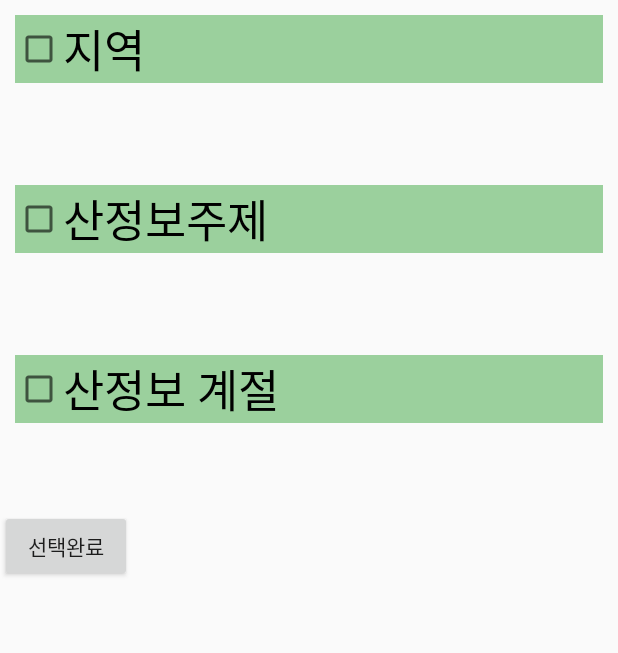
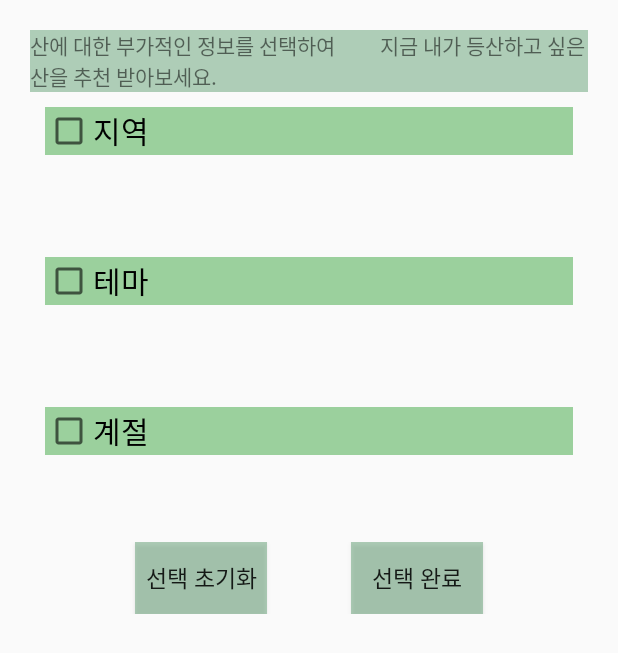
Before and after one commit to funny0601/FinalHHProject, an Android app: the tab2 screen opened directly, with no data from a screen before it, on a phone screen of 412 x 824 dp. Shown: the top 653 px of the screen. Run offline under Robolectric (Android 15) with nearby library versions, the phone set to English and light mode, and no system bars.

Commit message:
tab2 초기화 버튼 추가

```diff
--- a/app/src/main/java/com/example/seyoung/finalhhproject/parseXML.java
+++ b/app/src/main/java/com/example/seyoung/finalhhproject/parseXML.java
@@ -1,17 +1,10 @@
 package com.example.seyoung.finalhhproject;
 
-import android.os.Bundle;
 import android.os.StrictMode;
-import android.widget.EditText;
-import android.widget.ImageButton;
-import android.widget.ListView;
-import android.widget.Toast;
-
 import org.xmlpull.v1.XmlPullParser;
 import org.xmlpull.v1.XmlPullParserFactory;
 
 import java.net.URL;
-import java.net.URLEncoder;
 import java.util.ArrayList;
 import java.util.HashMap;
 
@@ -44,10 +37,10 @@ public class parseXML {
             for (int i = 1; i < 3; i++) {
                 url = new URL("http://openapi.forest.go.kr/openapi/service/cultureInfoService/gdTrailInfoOpenAPI?"
                         + "&ServiceKey="
-                        + "R4cJYAXkTydlNuoOpXcQ0dolab13Br9ZtURL8o8cwm7jkUNE%2BBLMrHuYzFRNrm4SssCQIv%2B2KYu%2BcX03j%2BwELA%3D%3D" // 본인 서비스키 넣으면 됨
+                        +"cg57liprV33JjaeFy1LJgzsD6EYcgoaVf9Du7P2W8P47pfco85kGJPMrOhESrZluVfW1D2k%2BgX7yxn%2F40U6VWA%3D%3D" // 본인 서비스키 넣으면 됨
                         + "&pageNo=" + i + "&numOfRows=10"
-                       // + "&searchMtNm=" + URLEncoder.encode(Character.toString(hangeul.get(i)), "UTF-8")
-                       //  + "&searchMtNm=%EA%B0%80&searchArNm=%EA%B0%95%EC%9B%90&pageNo=1&startPage=1&numOfRows=100&pageSize=10"
+                        //+ "&searchMtNm=" + URLEncoder.encode(Character.toString(hangeul.get(i)), "UTF-8")
+                        // + "&searchMtNm=%EA%B0%80&searchArNm=%EA%B0%95%EC%9B%90&pageNo=1&startPage=1&numOfRows=100&pageSize=10"
                 ); //검색 URL부분
 
                 XmlPullParserFactory parserCreator = XmlPullParserFactory.newInstance();
--- a/app/src/main/java/com/example/seyoung/finalhhproject/tab2.java
+++ b/app/src/main/java/com/example/seyoung/finalhhproject/tab2.java
@@ -80,6 +80,7 @@ public class tab2 extends Activity {
 
     //선택완료 버튼
     Button btnSearch;
+    Button btnInit;
 
     // String logt= "mountain";
 
@@ -194,7 +195,6 @@ public class tab2 extends Activity {
                 android.R.layout.simple_spinner_dropdown_item,
                 arrayList2);
 
-
         spinner3 = (Spinner) findViewById(R.id.spinner3);
         spinner3.setAdapter(arrayAdapter2);
         spinner3.setOnItemSelectedListener(new AdapterView.OnItemSelectedListener() {
@@ -307,9 +307,11 @@ public class tab2 extends Activity {
 
 
         btnSearch = (Button) findViewById(R.id.btnSearch);
+        btnInit = (Button) findViewById(R.id.btnInit);
         listview = (ListView) findViewById(R.id.listview1);
 
         keyword=null;
+
 
         // 인코딩 에러날 수 있어서 try-catch 처리한거임
         // 체크박스에서 선택된 변수들에 맞게 여기에 집어넣을 수 있게 함수를 만들던
@@ -339,6 +341,16 @@ public class tab2 extends Activity {
                 new DownloadWebpageTask().execute(strUrl);
 
 
+            }
+        });
+
+        // 초기화 버튼 누르면 체크박스 누른거 다 해제
+        btnInit.setOnClickListener(new View.OnClickListener() {
+            @Override
+            public void onClick(View v) {
+                chkAgree.setChecked(false);
+                chkAgree2.setChecked(false);
+                chkAgree3.setChecked(false);
             }
         });
 
--- a/app/src/main/res/layout/tab2_frame.xml
+++ b/app/src/main/res/layout/tab2_frame.xml
@@ -6,14 +6,31 @@
     android:layout_width="match_parent"
     android:layout_height="match_parent"
     android:orientation="vertical"
-    tools:context=".MainActivity">
+    android:layout_marginLeft="20dp"
+    android:layout_marginRight="20dp"
+    android:layout_marginTop="20dp"
+    android:layout_marginBottom="20dp"
+    tools:context=".MainActivity"
+    >
 
+    <TextView
+        android:layout_width="match_parent"
+        android:layout_height="wrap_content"
+        android:background="#8064A176"
+        android:text="산에 대한 부가적인 정보를 선택하여
+        지금 내가 등산하고 싶은 산을 추천 받아보세요."/>
+
+<LinearLayout
+    android:layout_width="match_parent"
+    android:layout_height="match_parent"
+    android:orientation="vertical"
+    >
 
 
     <CheckBox
 
         android:text="지역"
-        android:textSize="30dp"
+        android:textSize="20dp"
         android:layout_width="match_parent"
         android:layout_height="wrap_content"
         android:background="#803EA843"
@@ -23,17 +40,17 @@
     <Spinner
 
         android:id="@+id/spinner2"
-
         android:layout_width="match_parent"
-
-        android:layout_height="wrap_content"></Spinner>
+        android:layout_height="wrap_content"
+        android:overlapAnchor="false"
+        android:visibility="invisible"></Spinner>
 
 
     <CheckBox
         android:layout_width="match_parent"
         android:layout_height="wrap_content"
-        android:textSize="30dp"
-        android:text="산정보주제"
+        android:textSize="20dp"
+        android:text="테마"
         android:background="#803EA843"
         android:layout_margin="10dp"
         android:id="@+id/ChkAgree2"/>
@@ -41,9 +58,9 @@
     <Spinner
 
         android:id="@+id/spinner3"
-
+        android:visibility="invisible"
         android:layout_width="match_parent"
-
+        android:overlapAnchor="false"
         android:layout_height="wrap_content"></Spinner>
 
 
@@ -52,24 +69,42 @@
     <CheckBox
         android:layout_width="match_parent"
         android:layout_height="wrap_content"
-        android:textSize="30dp"
-        android:text="산정보 계절"
+        android:textSize="20dp"
+        android:text="계절"
         android:layout_margin="10dp"
         android:background="#803EA843"
         android:id="@+id/ChkAgree3"/>
 
     <Spinner
-
+        android:overlapAnchor="false"
+        android:visibility="invisible"
         android:id="@+id/spinner4"
         android:layout_width="match_parent"
         android:layout_height="wrap_content"></Spinner>
 
+<RelativeLayout
+    android:layout_width="match_parent"
+    android:layout_height="wrap_content">
 
+    <Button
+        android:id="@+id/btnInit"
+        android:layout_width="wrap_content"
+        android:layout_height="wrap_content"
+        android:text="선택 초기화"
+        android:textSize="15dp"
+        android:layout_marginLeft="70dp"
+        android:layout_alignParentLeft="true"
+        android:background="#8064A176"/>
     <Button
         android:id="@+id/btnSearch"
         android:layout_width="wrap_content"
         android:layout_height="wrap_content"
-        android:text="선택완료" />
+        android:text="선택 완료"
+        android:layout_marginRight="70dp"
+        android:layout_alignParentRight="true"
+        android:textSize="15dp"
+        android:background="#8064A176"/>
+</RelativeLayout>
 
     <ListView
         android:layout_width="match_parent"
@@ -78,6 +113,6 @@
         android:layout_weight="9">
 
     </ListView>
-
+</LinearLayout>
 
 </LinearLayout>
```
Also changed, not shown: app/src/main/java/com/example/seyoung/finalhhproject/tab3.java (+9 -35 lines).
